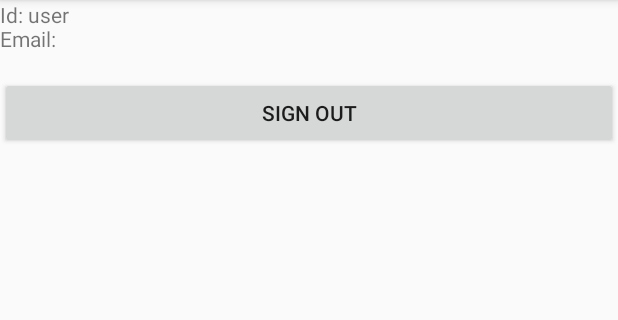
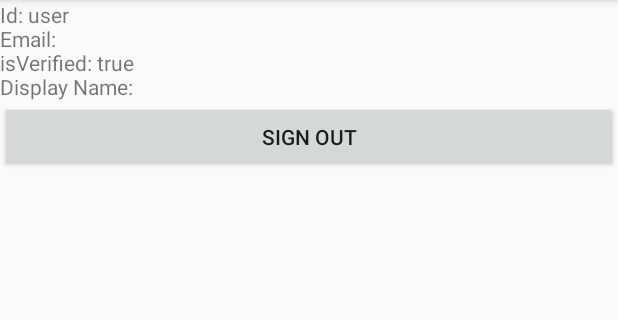
Before and after one commit to Akerdany/ReastaurantApp, an Android app: the AccountActivity screen opened directly, with no data from a screen before it, on a phone screen of 412 x 824 dp, the part 84-404 px from its top. Run offline under Robolectric (Android 15) with nearby library versions, the phone set to English and light mode, and no system bars; our stand-ins replace Firebase (no records; nobody signed in at launch, a user with empty details on screens opened directly).

Commit message:
Update AccountActivity.java

```diff
--- a/app/src/main/java/com/example/reastaurantapp/AccountActivity.java
+++ b/app/src/main/java/com/example/reastaurantapp/AccountActivity.java
@@ -26,7 +26,6 @@ public class AccountActivity extends AppCompatActivity {
         setContentView(R.layout.activity_account);
 
         firebaseAuth = FirebaseAuth.getInstance();
-//        Intent intent = getIntent();
 
         initialize();
     }
@@ -36,7 +35,10 @@ public class AccountActivity extends AppCompatActivity {
         //TODO:Temporary account data
         accountData = findViewById(R.id.AccountData_Temp);
         String allAccountData = "Id: " + firebaseAuth.getCurrentUser().getUid() + "\n" +
-                "Email: " + firebaseAuth.getCurrentUser().getEmail() + "\n";
+                "Email: " + firebaseAuth.getCurrentUser().getEmail() + "\n" +
+                "isVerified: " + firebaseAuth.getCurrentUser().isEmailVerified() + "\n" +
+                "Display Name: " + firebaseAuth.getCurrentUser().getDisplayName();
+
         accountData.setText(allAccountData);
 
 
```
